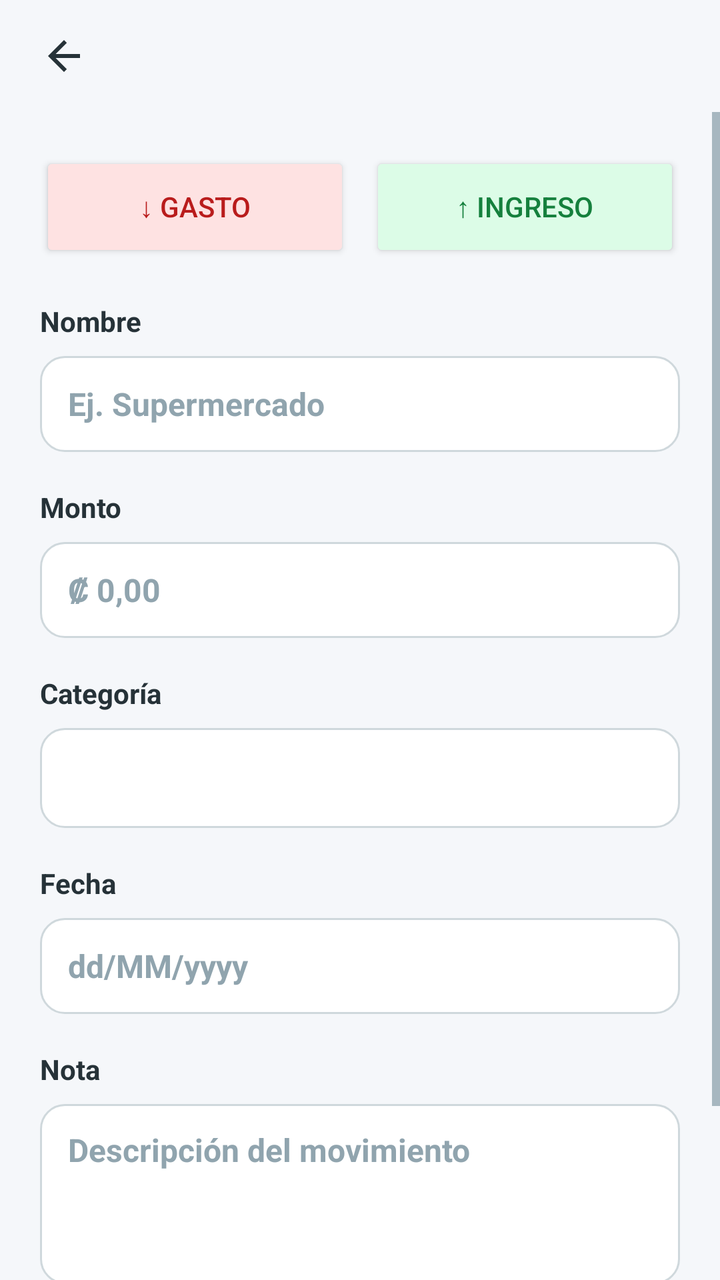
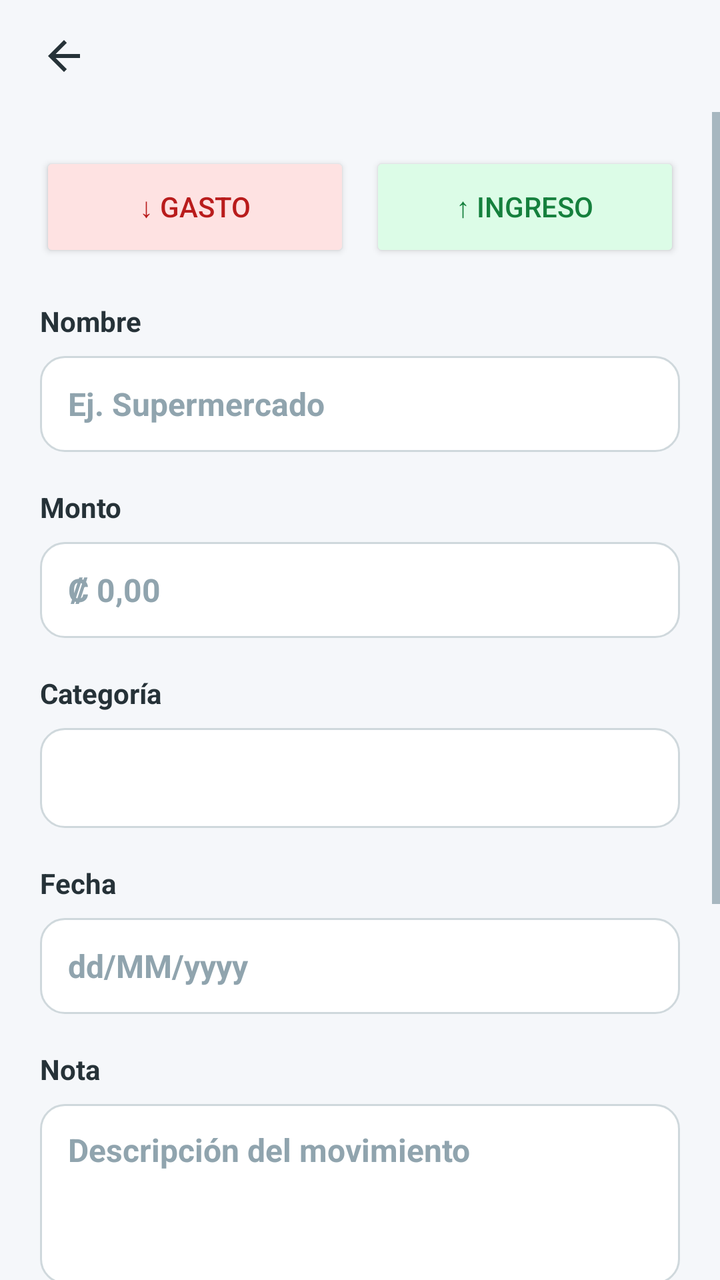

Screens rendered from an Android XML layout before and after an edit, with the pre-edit source and the edit as a unified diff.
<!-- AndroidManifest.xml: application theme Theme.SmartCash -->
<!-- res/layout/activity_formulario_movimiento.xml -->
<?xml version="1.0" encoding="utf-8"?>
<LinearLayout
    xmlns:android="http://schemas.android.com/apk/res/android"
    xmlns:tools="http://schemas.android.com/tools"
    android:id="@+id/main"
    android:layout_width="match_parent"
    android:layout_height="match_parent"
    android:background="@color/smartcash_fondo"
    android:orientation="vertical"
    tools:context=".FormularioMovimientoActivity">

    <include layout="@layout/view_barra_superior" />

    <ScrollView
        android:layout_width="match_parent"
        android:layout_height="match_parent"
        android:fillViewport="true">

        <LinearLayout
            android:layout_width="match_parent"
            android:layout_height="wrap_content"
            android:orientation="vertical"
            android:padding="20dp">

            <LinearLayout
                android:layout_width="match_parent"
                android:layout_height="wrap_content"
                android:orientation="horizontal">

                <Button
                    android:id="@+id/btnGasto"
                    android:layout_width="0dp"
                    android:layout_height="55dp"
                    android:layout_weight="1"
                    android:text="@string/formulario_gasto"
                    android:textColor="@color/smartcash_gasto"
                    android:backgroundTint="@color/smartcash_gasto_fondo" />

                <Button
                    android:id="@+id/btnIngreso"
                    android:layout_width="0dp"
                    android:layout_height="55dp"
                    android:layout_weight="1"
                    android:layout_marginStart="10dp"
                    android:text="@string/formulario_ingreso"
                    android:textColor="@color/smartcash_ingreso"
                    android:backgroundTint="@color/smartcash_ingreso_fondo" />

            </LinearLayout>

            <TextView
                style="@style/Estilo.Etiqueta"
                android:layout_width="match_parent"
                android:layout_height="wrap_content"
                android:layout_marginTop="20dp"
                android:text="@string/formulario_nombre" />

            <EditText
                android:id="@+id/etNombre"
                style="@style/Estilo.Campo"
                android:layout_width="match_parent"
                android:layout_height="wrap_content"
                android:layout_marginTop="8dp"
                android:hint="@string/formulario_nombre_hint"
                android:enabled="true"
                android:focusable="true"
                android:focusableInTouchMode="true"
                android:inputType="textCapSentences" />

            <TextView
                style="@style/Estilo.Etiqueta"
                android:layout_width="match_parent"
                android:layout_height="wrap_content"
                android:layout_marginTop="18dp"
                android:text="@string/formulario_monto" />

            <EditText
                android:id="@+id/etMonto"
                style="@style/Estilo.Campo"
                android:layout_width="match_parent"
                android:layout_height="wrap_content"
                android:layout_marginTop="8dp"
                android:hint="@string/formulario_monto_hint"
                android:enabled="true"
                android:focusable="true"
                android:focusableInTouchMode="true"
                android:inputType="numberDecimal" />

            <TextView
                style="@style/Estilo.Etiqueta"
                android:layout_width="match_parent"
                android:layout_height="wrap_content"
                android:layout_marginTop="18dp"
                android:text="@string/formulario_categoria" />

            <Spinner
                android:id="@+id/spCategoria"
                android:layout_width="match_parent"
                android:layout_height="50dp"
                android:layout_marginTop="8dp"
                android:background="@drawable/bg_campo"
                android:enabled="true"
                android:paddingStart="12dp"
                android:paddingEnd="12dp" />

            <TextView
                style="@style/Estilo.Etiqueta"
                android:layout_width="match_parent"
                android:layout_height="wrap_content"
                android:layout_marginTop="18dp"
                android:text="@string/formulario_fecha" />

            <EditText
                android:id="@+id/etFecha"
                style="@style/Estilo.Campo"
                android:layout_width="match_parent"
                android:layout_height="wrap_content"
                android:layout_marginTop="8dp"
                android:hint="@string/formulario_fecha_hint"
                android:enabled="true"
                android:focusable="true"
                android:focusableInTouchMode="true"
                android:inputType="text" />

            <TextView
                style="@style/Estilo.Etiqueta"
                android:layout_width="match_parent"
                android:layout_height="wrap_content"
                android:layout_marginTop="18dp"
                android:text="@string/formulario_nota" />

            <EditText
                android:id="@+id/etNota"
                style="@style/Estilo.Campo"
                android:layout_width="match_parent"
                android:layout_height="90dp"
                android:layout_marginTop="8dp"
                android:gravity="top"
                android:paddingTop="12dp"
                android:enabled="true"
                android:focusable="true"
                android:focusableInTouchMode="true"
                android:hint="@string/formulario_nota_hint"
                android:inputType="textMultiLine" />

            <Button
                android:id="@+id/btnGuardar"
                style="@style/Estilo.Boton.Primario"
                android:layout_width="match_parent"
                android:layout_height="55dp"
                android:layout_marginTop="25dp"
                android:text="@string/formulario_guardar" />

        </LinearLayout>

    </ScrollView>

</LinearLayout>
<!-- res/layout/view_barra_superior.xml (included above) -->
<?xml version="1.0" encoding="utf-8"?>
<LinearLayout xmlns:android="http://schemas.android.com/apk/res/android"
    android:layout_width="match_parent"
    android:layout_height="56dp"
    android:gravity="center_vertical"
    android:orientation="horizontal"
    android:paddingStart="8dp"
    android:paddingEnd="16dp">

    <ImageButton
        android:id="@+id/btnAtras"
        android:layout_width="48dp"
        android:layout_height="48dp"
        android:background="@android:color/transparent"
        android:contentDescription="@string/barra_volver"
        android:src="@drawable/ic_flecha_atras" />

    <TextView
        android:id="@+id/txtTituloBarra"
        style="@style/Estilo.Subtitulo"
        android:layout_width="wrap_content"
        android:layout_height="wrap_content"
        android:layout_marginStart="8dp" />

</LinearLayout>
<!-- resources referenced by this layout -->
<resources>
  <color name="smartcash_fondo">#F5F7FA</color>
  <color name="smartcash_gasto">#B91C1C</color>
  <color name="smartcash_gasto_fondo">#FEE2E2</color>
  <color name="smartcash_ingreso">#15803D</color>
  <color name="smartcash_ingreso_fondo">#DCFCE7</color>
  <!-- drawable bg_campo (drawable) -->
  <?xml version="1.0" encoding="utf-8"?>
  <shape xmlns:android="http://schemas.android.com/apk/res/android">
      <solid android:color="@color/smartcash_superficie" />
      <stroke android:width="1dp" android:color="@color/smartcash_divisor" />
      <corners android:radius="12dp" />
  </shape>
  <!-- drawable ic_flecha_atras (drawable) -->
  <vector xmlns:android="http://schemas.android.com/apk/res/android"
      android:width="24dp"
      android:height="24dp"
      android:viewportWidth="24"
      android:viewportHeight="24">
      <path
          android:fillColor="@color/smartcash_texto_principal"
          android:pathData="M20,11H7.83l5.59,-5.59L12,4l-8,8 8,8 1.41,-1.41L7.83,13H20v-2z" />
  </vector>
  <string name="barra_volver">Volver</string>
  <string name="formulario_categoria">Categoría</string>
  <string name="formulario_fecha">Fecha</string>
  <string name="formulario_fecha_hint">dd/MM/yyyy</string>
  <string name="formulario_gasto">↓ Gasto</string>
  <string name="formulario_guardar">Guardar movimiento</string>
  <string name="formulario_ingreso">↑ Ingreso</string>
  <string name="formulario_monto">Monto</string>
  <string name="formulario_monto_hint">₡ 0,00</string>
  <string name="formulario_nombre">Nombre</string>
  <string name="formulario_nombre_hint">Ej. Supermercado</string>
  <string name="formulario_nota">Nota</string>
  <string name="formulario_nota_hint">Descripción del movimiento</string>
  <style name="Estilo.Boton.Primario" parent="Widget.Material3.Button">
          <item name="android:backgroundTint">@color/smartcash_primario</item>
          <item name="android:textColor">@color/white</item>
      </style>
  <style name="Estilo.Campo">
          <item name="android:background">@drawable/bg_campo</item>
          <item name="android:minHeight">48dp</item>
          <item name="android:paddingStart">14dp</item>
          <item name="android:paddingEnd">14dp</item>
          <item name="android:textSize">16sp</item>
          <item name="android:textColor">@color/smartcash_texto_principal</item>
          <item name="android:textColorHint">@color/smartcash_pista</item>
      </style>
  <style name="Estilo.Etiqueta">
          <item name="android:textSize">14sp</item>
          <item name="android:textStyle">bold</item>
          <item name="android:textColor">@color/smartcash_texto_principal</item>
      </style>
  <style name="Estilo.Subtitulo">
          <item name="android:textSize">18sp</item>
          <item name="android:textStyle">bold</item>
          <item name="android:textColor">@color/smartcash_texto_principal</item>
      </style>
  <style name="Theme.SmartCash" parent="Base.Theme.SmartCash" />
  <color name="smartcash_superficie">#FFFFFF</color>
  <color name="smartcash_divisor">#CFD8DC</color>
  <color name="smartcash_texto_principal">#263238</color>
  <color name="smartcash_primario">#336FFF</color>
  <color name="white">#FFFFFFFF</color>
  <color name="smartcash_pista">#90A4AE</color>
  <color name="smartcash_primario_fondo">#E7EDFF</color>
  <color name="smartcash_texto_secundario">#607D8B</color>
  <!-- unchanged entries left out for length: 1 -->
</resources>

<!-- the commit's change to res/layout/activity_formulario_movimiento.xml (unified diff, before → after) -->
@@ -13,7 +13,8 @@
 
     <ScrollView
         android:layout_width="match_parent"
-        android:layout_height="match_parent"
+        android:layout_height="0dp"
+        android:layout_weight="1"
         android:fillViewport="true">
 
         <LinearLayout
@@ -118,9 +119,10 @@
                 android:layout_marginTop="8dp"
                 android:hint="@string/formulario_fecha_hint"
                 android:enabled="true"
-                android:focusable="true"
-                android:focusableInTouchMode="true"
-                android:inputType="text" />
+                android:focusable="false"
+                android:focusableInTouchMode="false"
+                android:clickable="true"
+                android:inputType="none" />
 
             <TextView
                 style="@style/Estilo.Etiqueta"
@@ -142,6 +144,64 @@
                 android:focusableInTouchMode="true"
                 android:hint="@string/formulario_nota_hint"
                 android:inputType="textMultiLine" />
+
+            <TextView
+                style="@style/Estilo.Etiqueta"
+                android:layout_width="match_parent"
+                android:layout_height="wrap_content"
+                android:layout_marginTop="18dp"
+                android:text="@string/formulario_comprobante" />
+
+            <TextView
+                android:id="@+id/txtSinComprobante"
+                android:layout_width="match_parent"
+                android:layout_height="wrap_content"
+                android:layout_marginTop="8dp"
+                android:gravity="center"
+                android:padding="24dp"
+                android:text="@string/formulario_sin_comprobante"
+                android:textColor="@color/smartcash_texto_secundario" />
+
+            <ImageView
+                android:id="@+id/imgComprobante"
+                android:layout_width="match_parent"
+                android:layout_height="200dp"
+                android:layout_marginTop="8dp"
+                android:adjustViewBounds="true"
+                android:contentDescription="@string/formulario_previsualizacion_comprobante"
+                android:scaleType="fitCenter"
+                android:visibility="gone" />
+
+            <Button
+                android:id="@+id/btnTomarFotografia"
+                android:layout_width="match_parent"
+                android:layout_height="55dp"
+                android:layout_marginTop="8dp"
+                android:text="@string/formulario_tomar_foto" />
+
+            <LinearLayout
+                android:id="@+id/grupoAccionesComprobante"
+                android:layout_width="match_parent"
+                android:layout_height="wrap_content"
+                android:layout_marginTop="8dp"
+                android:orientation="horizontal"
+                android:visibility="gone">
+
+                <Button
+                    android:id="@+id/btnVolverTomar"
+                    android:layout_width="0dp"
+                    android:layout_height="55dp"
+                    android:layout_weight="1"
+                    android:text="@string/formulario_volver_tomar" />
+
+                <Button
+                    android:id="@+id/btnQuitarFotografia"
+                    android:layout_width="0dp"
+                    android:layout_height="55dp"
+                    android:layout_marginStart="10dp"
+                    android:layout_weight="1"
+                    android:text="@string/formulario_quitar_foto" />
+            </LinearLayout>
 
             <Button
                 android:id="@+id/btnGuardar"
<!-- resource entries referenced after the edit -->
@@ -24,6 +24,7 @@
   </vector>
   <string name="barra_volver">Volver</string>
   <string name="formulario_categoria">Categoría</string>
+  <string name="formulario_comprobante">Comprobante</string>
   <string name="formulario_fecha">Fecha</string>
   <string name="formulario_fecha_hint">dd/MM/yyyy</string>
   <string name="formulario_gasto">↓ Gasto</string>
@@ -35,6 +36,11 @@
   <string name="formulario_nombre_hint">Ej. Supermercado</string>
   <string name="formulario_nota">Nota</string>
   <string name="formulario_nota_hint">Descripción del movimiento</string>
+  <string name="formulario_previsualizacion_comprobante">Vista previa del comprobante</string>
+  <string name="formulario_quitar_foto">Quitar fotografía</string>
+  <string name="formulario_sin_comprobante">No hay comprobante seleccionado</string>
+  <string name="formulario_tomar_foto">Tomar fotografía</string>
+  <string name="formulario_volver_tomar">Volver a tomar</string>
   <style name="Estilo.Boton.Primario" parent="Widget.Material3.Button">
           <item name="android:backgroundTint">@color/smartcash_primario</item>
           <item name="android:textColor">@color/white</item>
